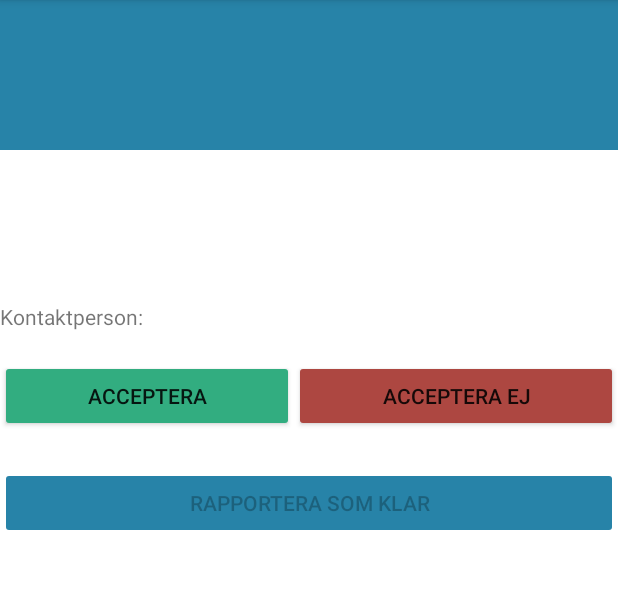
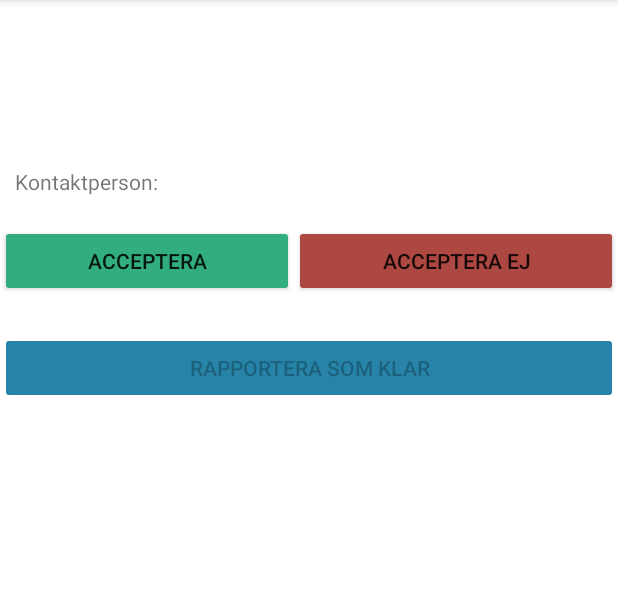
Before and after one commit to HeSingh93/todo-mobileapp, an Android app: the OrderDetail screen opened directly, with no data from a screen before it, on a phone screen of 412 x 824 dp, the part 84-673 px from its top. Run offline under Robolectric (Android 15) with nearby library versions, the phone set to English and light mode, and no system bars; 5 statements that could not run were skipped.

Commit message:
Implement function to navigate to orderdetail from orderlist and small design changes

```diff
--- a/app/src/main/res/layout/activity_login.xml
+++ b/app/src/main/res/layout/activity_login.xml
@@ -22,7 +22,7 @@
             android:layout_width="220dp"
             android:layout_height="250dp"
             android:layout_gravity="center"
-            android:layout_marginTop="70dp"
+            android:layout_marginTop="40dp"
             app:srcCompat="@drawable/picture_login" />
 
         <EditText
--- a/app/src/main/res/layout/activity_order_detail.xml
+++ b/app/src/main/res/layout/activity_order_detail.xml
@@ -20,19 +20,13 @@
         app:layout_constraintTop_toTopOf="parent"
         app:layout_constraintVertical_bias="0.0">
 
-        <ImageView
-            android:id="@+id/imageview3"
-            android:layout_width="match_parent"
-            android:layout_height="100dp"
-            android:background="#2783A8"
-            app:layout_constraintEnd_toEndOf="parent"
-            app:layout_constraintStart_toStartOf="parent"
-            app:layout_constraintTop_toTopOf="parent" />
-
         <TextView
             android:id="@+id/dateTextViewOrderDetails"
             android:layout_width="match_parent"
             android:layout_height="wrap_content"
+            android:layout_marginTop="10dp"
+            android:layout_marginLeft="10dp"
+            android:layout_marginRight="10dp"
             android:backgroundTint="#FFFFFF"
             android:textSize="24sp"
             android:textStyle="bold"
@@ -42,6 +36,8 @@
             android:id="@+id/customerTextViewOrderDetails"
             android:layout_width="match_parent"
             android:layout_height="wrap_content"
+            android:layout_marginLeft="10dp"
+            android:layout_marginRight="10dp"
             android:textSize="18sp"
             tools:text="customer" />
 
@@ -49,6 +45,8 @@
             android:id="@+id/addressTextViewOrderDetails"
             android:layout_width="match_parent"
             android:layout_height="wrap_content"
+            android:layout_marginLeft="10dp"
+            android:layout_marginRight="10dp"
             android:textSize="18sp"
             tools:text="address" />
 
@@ -56,18 +54,24 @@
             android:id="@+id/workDescriptionTextViewOrderDetails"
             android:layout_width="match_parent"
             android:layout_height="wrap_content"
+            android:layout_marginLeft="10dp"
+            android:layout_marginRight="10dp"
             tools:text="work description" />
 
         <TextView
             android:id="@+id/contactTextOrderDetails"
             android:layout_width="match_parent"
             android:layout_height="wrap_content"
+            android:layout_marginLeft="10dp"
+            android:layout_marginRight="10dp"
             android:text="@string/contact_text" />
 
         <TextView
             android:id="@+id/contactInfoTextViewOrderDetails"
             android:layout_width="match_parent"
             android:layout_height="wrap_content"
+            android:layout_marginLeft="10dp"
+            android:layout_marginRight="10dp"
             tools:text="contact info" />
 
         <LinearLayout
```
Also changed, not shown: app/src/main/java/com/example/todomobile/OrderList.java (+21 -6 lines), app/src/main/res/layout/activity_time_and_expenses.xml (+0 -9 lines).
